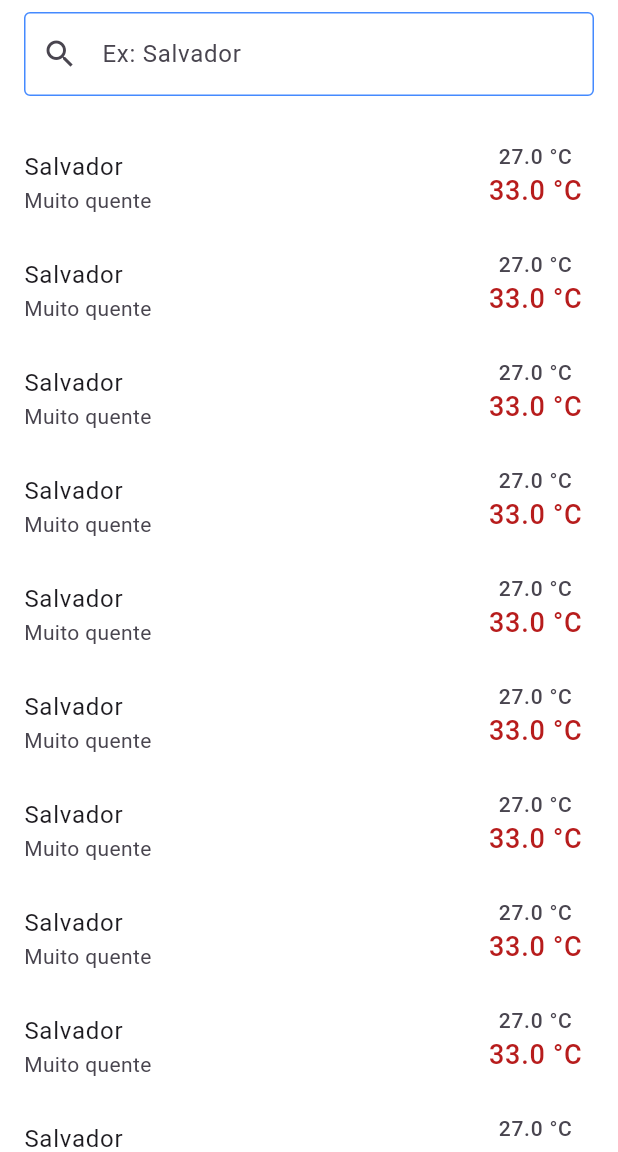
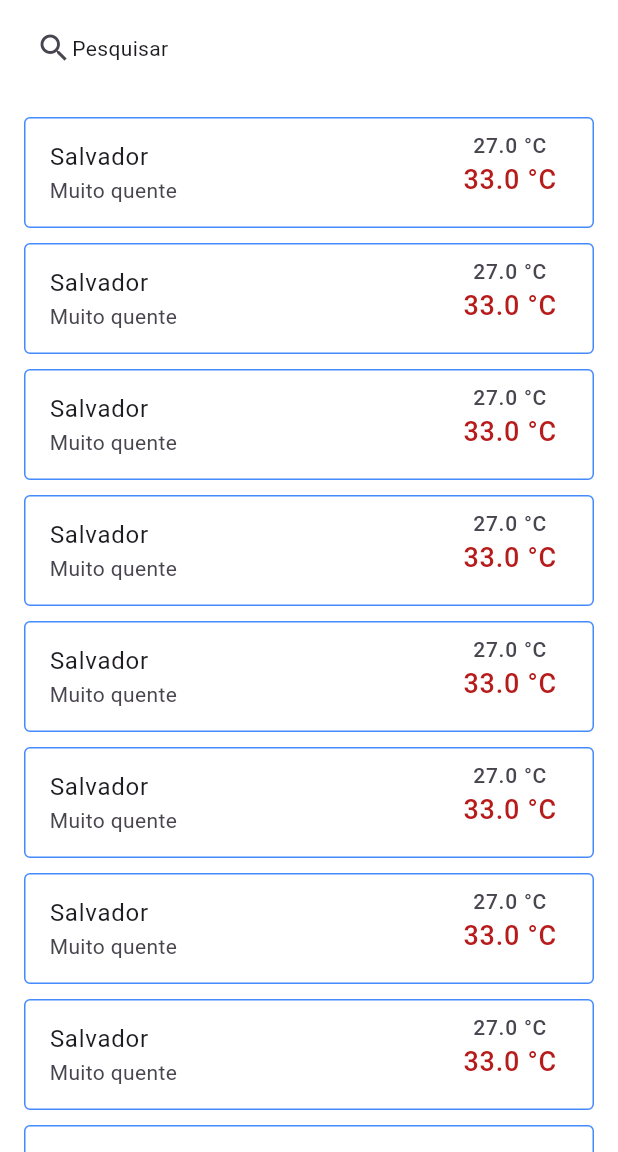
Before and after one commit to SimpleWeather/simple-weather-mobile-app, a Flutter app: the screen it shows after launch, on a phone screen of 412 x 824 dp, the part 84-1236 px from its top. Run offline on Flutter 3.47's test engine with Material 3 defaults, Android fonts, the phone set to English and light mode, and no system bars; our stand-ins replace equatable, flutter_bloc, flutter_modular, shared_preferences.

Commit message:
feat: Estilização da HomePage

```diff
--- a/lib/modules/home/domain/models/city_weather.dart
+++ b/lib/modules/home/domain/models/city_weather.dart
@@ -1,4 +1,6 @@
 import 'dart:convert';
+
+import 'package:flutter/material.dart';
 
 import '../constants/city_weather_constants.dart';
 import 'weather.dart';
@@ -38,6 +40,20 @@ class CityWeather {
 
   static double _convert(String temp) => double.tryParse(temp) ?? 0 - _kelvin;
 
+  IconData? get weatherIcon {
+    final mainText = weather.content.firstOrNull?.mainText;
+
+    if (mainText == null) return null;
+
+    return switch (mainText.toLowerCase()) {
+      'rain' => Icons.sunny_snowing,
+      'snow' => Icons.snowing,
+      'clouds' => Icons.cloud_outlined,
+      'clear' => Icons.circle_outlined,
+      String() => null,
+    };
+  }
+
   Map<String, dynamic> _toMap() => {
         CityWeatherConstants.weather: weather.toJson(),
         CityWeatherConstants.city: city,
--- a/lib/modules/home/presenter/pages/home_page.dart
+++ b/lib/modules/home/presenter/pages/home_page.dart
@@ -23,19 +23,19 @@ class _HomePageState extends State<HomePage> {
       appBar: AppBar(
         title: const Text('Simple Weather'),
       ),
-      body: Column(
-        children: [
-          const Padding(
-            padding: EdgeInsets.symmetric(
-              vertical: 8,
+      body: Padding(
+        padding: const EdgeInsets.symmetric(
           horizontal: 16,
         ),
-            child: SearchCityWidget(),
-          ),
+        child: Column(
+          crossAxisAlignment: CrossAxisAlignment.start,
+          children: [
+            const SearchCityWidget(),
             const SizedBox(height: 14),
             Expanded(
-            child: ListView.builder(
+              child: ListView.separated(
                 itemCount: 10,
+                separatorBuilder: (_, __) => const SizedBox(height: 10),
                 itemBuilder: (_, index) {
                   return CityWeatherWidget(
                     cityWeather: CityWeather(
@@ -58,7 +58,9 @@ class _HomePageState extends State<HomePage> {
                 },
               ),
             ),
+            const SizedBox(height: 10),
           ],
+        ),
       ),
     );
   }
--- a/lib/modules/home/presenter/view_models/home_view_model.dart
+++ b/lib/modules/home/presenter/view_models/home_view_model.dart
@@ -1,10 +1,20 @@
 import 'package:flutter/material.dart';
 
 abstract class HomeViewModel {
+  abstract bool showSearch;
+
   abstract final TextEditingController textController;
+
+  bool get validateSearch;
 }
 
 class HomeViewModelImpl implements HomeViewModel {
   @override
   final textController = TextEditingController();
+
+  @override
+  bool showSearch = false;
+
+  @override
+  bool get validateSearch => textController.text.isNotEmpty && showSearch;
 }
--- a/lib/modules/home/presenter/widgets/city_weather_widget.dart
+++ b/lib/modules/home/presenter/widgets/city_weather_widget.dart
@@ -19,8 +19,23 @@ class _CityWeatherWidgetState extends State<CityWeatherWidget> {
   Widget build(BuildContext context) {
     return ListTile(
       onTap: () {},
-      title: Text(
-        widget.cityWeather.city,
+      tileColor: Colors.white,
+      shape: RoundedRectangleBorder(
+        borderRadius: BorderRadius.circular(4),
+        side: const BorderSide(
+          color: Colors.blueAccent,
+        ),
+      ),
+      title: Row(
+        mainAxisAlignment: MainAxisAlignment.spaceBetween,
+        children: [
+          Text(
+            widget.cityWeather.city,
+          ),
+          Icon(
+            widget.cityWeather.weatherIcon,
+          ),
+        ],
       ),
       subtitle: widget.cityWeather.weather.content.isEmpty
           ? null
--- a/lib/modules/home/presenter/widgets/search_city_widget.dart
+++ b/lib/modules/home/presenter/widgets/search_city_widget.dart
@@ -15,13 +15,36 @@ class _SearchCityWidgetState extends State<SearchCityWidget> {
 
   @override
   Widget build(BuildContext context) {
-    return TextFormField(
+    return Container(
+      color: Colors.white,
+      margin: const EdgeInsets.symmetric(
+        vertical: 8,
+      ),
+      child: !viewModel.showSearch
+          ? IconButton(
+              onPressed: () => setState(() {
+                viewModel.showSearch = true;
+              }),
+              icon: const Row(
+                children: [
+                  Icon(Icons.search),
+                  Text('Pesquisar'),
+                ],
+              ),
+            )
+          : TextFormField(
               controller: viewModel.textController,
               onTapOutside: (_) => FocusScope.of(context).unfocus(),
               decoration: InputDecoration(
                 hintText: 'Ex: Salvador',
                 prefixIcon: const Icon(
                   Icons.search,
+                ),
+                suffixIcon: IconButton(
+                  onPressed: () => setState(() {
+                    viewModel.showSearch = false;
+                  }),
+                  icon: const Icon(Icons.close),
                 ),
                 border: OutlineInputBorder(
                   borderRadius: BorderRadius.circular(4),
@@ -42,6 +65,7 @@ class _SearchCityWidgetState extends State<SearchCityWidget> {
                   ),
                 ),
               ),
+            ),
     );
   }
 }
```
Also changed, not shown: pubspec.lock. Lines whose indentation alone changed are shown as unchanged.
